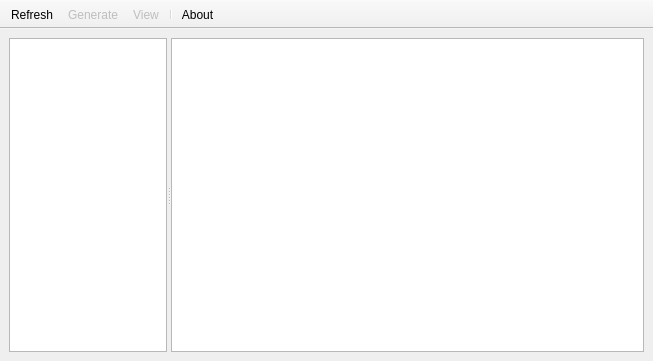
First picture: the form in kmeldbui/forms/mainwindow.ui, repository vsvyatski/kmel_db, before the edit.
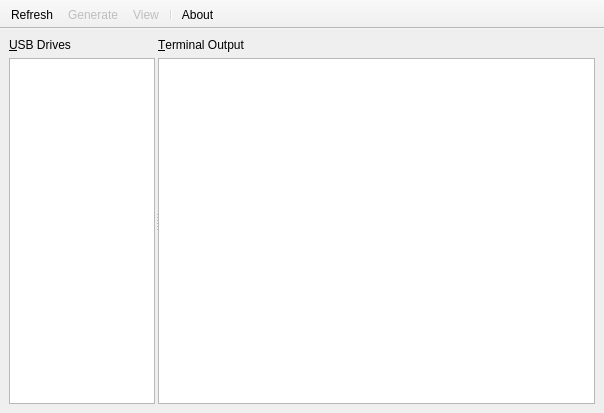
Second picture: the form after the edit. Icons and pictures are not drawn.

Commit message: modifying main window UI

What changed in the file:
```diff
--- a/kmeldbui/forms/mainwindow.ui
+++ b/kmeldbui/forms/mainwindow.ui
@@ -6,8 +6,8 @@
    <rect>
     <x>0</x>
     <y>0</y>
-    <width>653</width>
-    <height>361</height>
+    <width>604</width>
+    <height>413</height>
    </rect>
   </property>
   <property name="windowTitle">
@@ -21,24 +21,18 @@
    <layout class="QHBoxLayout" name="horizontalLayout">
     <item>
      <widget class="QSplitter" name="splitter">
-      <property name="sizePolicy">
-       <sizepolicy hsizetype="Expanding" vsizetype="Preferred">
-        <horstretch>0</horstretch>
-        <verstretch>0</verstretch>
-       </sizepolicy>
-      </property>
       <property name="orientation">
        <enum>Qt::Horizontal</enum>
       </property>
-      <property name="opaqueResize">
-       <bool>true</bool>
+      <property name="handleWidth">
+       <number>3</number>
       </property>
       <property name="childrenCollapsible">
        <bool>false</bool>
       </property>
-      <widget class="QListView" name="listView">
+      <widget class="QWidget" name="driveListContainer" native="true">
        <property name="sizePolicy">
-        <sizepolicy hsizetype="Minimum" vsizetype="Expanding">
+        <sizepolicy hsizetype="Minimum" vsizetype="Preferred">
          <horstretch>1</horstretch>
          <verstretch>0</verstretch>
         </sizepolicy>
@@ -49,16 +43,68 @@
          <height>0</height>
         </size>
        </property>
-       <property name="baseSize">
-        <size>
-         <width>0</width>
-         <height>0</height>
-        </size>
-       </property>
+       <layout class="QVBoxLayout" name="driveListLayout">
+        <property name="leftMargin">
+         <number>0</number>
+        </property>
+        <property name="topMargin">
+         <number>0</number>
+        </property>
+        <property name="rightMargin">
+         <number>0</number>
+        </property>
+        <property name="bottomMargin">
+         <number>0</number>
+        </property>
+        <item>
+         <widget class="QLabel" name="driveListLabel">
+          <property name="sizePolicy">
+           <sizepolicy hsizetype="Preferred" vsizetype="Preferred">
+            <horstretch>0</horstretch>
+            <verstretch>0</verstretch>
+           </sizepolicy>
+          </property>
+          <property name="minimumSize">
+           <size>
+            <width>0</width>
+            <height>0</height>
+           </size>
+          </property>
+          <property name="text">
+           <string>&amp;USB Drives</string>
+          </property>
+          <property name="buddy">
+           <cstring>driveList</cstring>
+          </property>
+         </widget>
+        </item>
+        <item>
+         <widget class="QListView" name="driveList">
+          <property name="sizePolicy">
+           <sizepolicy hsizetype="Expanding" vsizetype="Expanding">
+            <horstretch>0</horstretch>
+            <verstretch>0</verstretch>
+           </sizepolicy>
+          </property>
+          <property name="minimumSize">
+           <size>
+            <width>0</width>
+            <height>0</height>
+           </size>
+          </property>
+          <property name="baseSize">
+           <size>
+            <width>0</width>
+            <height>0</height>
+           </size>
+          </property>
+         </widget>
+        </item>
+       </layout>
       </widget>
-      <widget class="QPlainTextEdit" name="plainTextEdit">
+      <widget class="QWidget" name="terminalLogContainer" native="true">
        <property name="sizePolicy">
-        <sizepolicy hsizetype="Expanding" vsizetype="Expanding">
+        <sizepolicy hsizetype="Expanding" vsizetype="Preferred">
          <horstretch>3</horstretch>
          <verstretch>0</verstretch>
         </sizepolicy>
@@ -69,6 +115,67 @@
          <height>0</height>
         </size>
        </property>
+       <layout class="QVBoxLayout" name="terminalListLayout">
+        <property name="spacing">
+         <number>6</number>
+        </property>
+        <property name="leftMargin">
+         <number>0</number>
+        </property>
+        <property name="topMargin">
+         <number>0</number>
+        </property>
+        <property name="rightMargin">
+         <number>0</number>
+        </property>
+        <property name="bottomMargin">
+         <number>0</number>
+        </property>
+        <item>
+         <widget class="QLabel" name="terminalLogLabel">
+          <property name="sizePolicy">
+           <sizepolicy hsizetype="Expanding" vsizetype="Preferred">
+            <horstretch>3</horstretch>
+            <verstretch>0</verstretch>
+           </sizepolicy>
+          </property>
+          <property name="text">
+           <string>&amp;Terminal Output</string>
+          </property>
+          <property name="buddy">
+           <cstring>terminalLogWindow</cstring>
+          </property>
+         </widget>
+        </item>
+        <item>
+         <widget class="QPlainTextEdit" name="terminalLogWindow">
+          <property name="sizePolicy">
+           <sizepolicy hsizetype="Expanding" vsizetype="Expanding">
+            <horstretch>3</horstretch>
+            <verstretch>0</verstretch>
+           </sizepolicy>
+          </property>
+          <property name="minimumSize">
+           <size>
+            <width>250</width>
+            <height>0</height>
+           </size>
+          </property>
+          <property name="documentTitle">
+           <string/>
+          </property>
+          <property name="undoRedoEnabled">
+           <bool>false</bool>
+          </property>
+          <property name="readOnly">
+           <bool>true</bool>
+          </property>
+          <property name="plainText">
+           <string/>
+          </property>
+         </widget>
+        </item>
+       </layout>
       </widget>
      </widget>
     </item>
```
Left out of the diff: 6 changed lines with no effect on the pictures. The commit also changes 2 other files.
